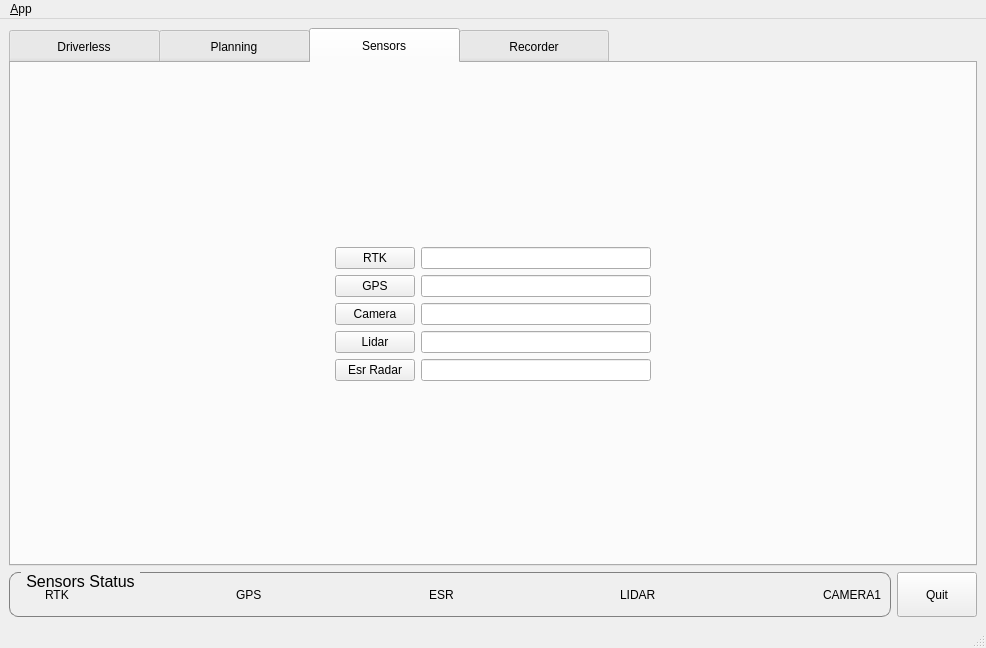
Old version of the form ui/main_window.ui in the repository CastielLiu/av_console.
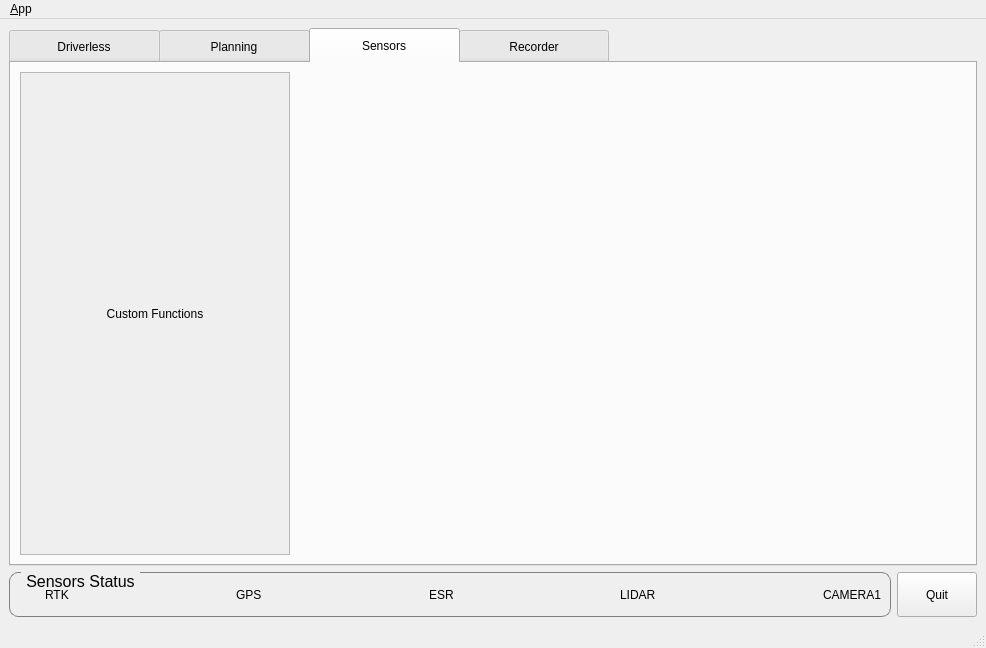
New version of the form. The open tabs and pages were chosen to show the change. Icons and pictures are not drawn. Custom widgets are drawn as their Qt base class.

```diff
--- a/ui/main_window.ui
+++ b/ui/main_window.ui
@@ -83,7 +83,7 @@
             <property name="title">
              <string>Logging</string>
             </property>
-            <layout class="QHBoxLayout" name="horizontalLayout_2">
+            <layout class="QVBoxLayout" name="verticalLayout_7">
              <item>
               <widget class="QListView" name="view_logging"/>
              </item>
@@ -925,231 +925,51 @@
        <attribute name="title">
         <string>Sensors</string>
        </attribute>
-       <layout class="QVBoxLayout" name="verticalLayout_7">
+       <layout class="QHBoxLayout" name="horizontalLayout_3" stretch="2,5">
         <item>
-         <spacer name="verticalSpacer_3">
-          <property name="orientation">
-           <enum>Qt::Vertical</enum>
+         <widget class="QScrollArea" name="scrollArea_customizeButtons">
+          <property name="widgetResizable">
+           <bool>true</bool>
           </property>
-          <property name="sizeHint" stdset="0">
-           <size>
-            <width>20</width>
-            <height>105</height>
-           </size>
-          </property>
-         </spacer>
-        </item>
-        <item>
-         <layout class="QHBoxLayout" name="horizontalLayout_8">
-          <item>
-           <spacer name="horizontalSpacer_3">
-            <property name="orientation">
-             <enum>Qt::Horizontal</enum>
-            </property>
-            <property name="sizeHint" stdset="0">
-             <size>
-              <width>40</width>
-              <height>20</height>
-             </size>
-            </property>
-           </spacer>
-          </item>
-          <item>
-           <layout class="QVBoxLayout" name="verticalLayout_6">
+          <widget class="QWidget" name="scrollAreaWidgetContents">
+           <property name="geometry">
+            <rect>
+             <x>0</x>
+             <y>0</y>
+             <width>267</width>
+             <height>471</height>
+            </rect>
+           </property>
+           <layout class="QVBoxLayout" name="verticalLayout_6" stretch="1,1000">
             <item>
-             <layout class="QHBoxLayout" name="horizontalLayout_7">
-              <item>
-               <widget class="QPushButton" name="pushButton_rtk">
-                <property name="minimumSize">
-                 <size>
-                  <width>0</width>
-                  <height>0</height>
-                 </size>
-                </property>
-                <property name="text">
-                 <string>RTK</string>
-                </property>
-                <property name="checkable">
-                 <bool>true</bool>
-                </property>
-               </widget>
-              </item>
-              <item>
-               <widget class="QLineEdit" name="lineEdit_rtk">
-                <property name="minimumSize">
-                 <size>
-                  <width>0</width>
-                  <height>0</height>
-                 </size>
-                </property>
-                <property name="text">
-                 <string/>
-                </property>
-                <property name="readOnly">
-                 <bool>false</bool>
-                </property>
-               </widget>
-              </item>
-             </layout>
+             <widget class="QLabel" name="label_18">
+              <property name="styleSheet">
+               <string notr="true">font: 12pt &quot;Sans Serif&quot; ;</string>
+              </property>
+              <property name="text">
+               <string>Custom Functions</string>
+              </property>
+              <property name="alignment">
+               <set>Qt::AlignCenter</set>
+              </property>
+             </widget>
             </item>
             <item>
-             <layout class="QHBoxLayout" name="horizontalLayout_3">
-              <item>
-               <widget class="QPushButton" name="pushButton_gps">
-                <property name="minimumSize">
-                 <size>
-                  <width>0</width>
-                  <height>0</height>
-                 </size>
-                </property>
-                <property name="text">
-                 <string>GPS</string>
-                </property>
-                <property name="checkable">
-                 <bool>true</bool>
-                </property>
-               </widget>
-              </item>
-              <item>
-               <widget class="QLineEdit" name="lineEdit_gps">
-                <property name="minimumSize">
-                 <size>
-                  <width>0</width>
-                  <height>0</height>
-                 </size>
-                </property>
-                <property name="readOnly">
-                 <bool>true</bool>
-                </property>
-               </widget>
-              </item>
-             </layout>
-            </item>
-            <item>
-             <layout class="QHBoxLayout" name="horizontalLayout_4">
-              <item>
-               <widget class="QPushButton" name="pushButton_camera">
-                <property name="minimumSize">
-                 <size>
-                  <width>0</width>
-                  <height>0</height>
-                 </size>
-                </property>
-                <property name="text">
-                 <string>Camera</string>
-                </property>
-                <property name="checkable">
-                 <bool>true</bool>
-                </property>
-               </widget>
-              </item>
-              <item>
-               <widget class="QLineEdit" name="lineEdit_camera">
-                <property name="minimumSize">
-                 <size>
-                  <width>0</width>
-                  <height>0</height>
-                 </size>
-                </property>
-                <property name="readOnly">
-                 <bool>true</bool>
-                </property>
-               </widget>
-              </item>
-             </layout>
-            </item>
-            <item>
-             <layout class="QHBoxLayout" name="horizontalLayout_5">
-              <item>
-               <widget class="QPushButton" name="pushButton_lidar">
-                <property name="minimumSize">
-                 <size>
-                  <width>0</width>
-                  <height>0</height>
-                 </size>
-                </property>
-                <property name="text">
-                 <string>Lidar</string>
-                </property>
-                <property name="checkable">
-                 <bool>true</bool>
-                </property>
-               </widget>
-              </item>
-              <item>
-               <widget class="QLineEdit" name="lineEdit_lidar">
-                <property name="minimumSize">
-                 <size>
-                  <width>0</width>
-                  <height>0</height>
-                 </size>
-                </property>
-                <property name="readOnly">
-                 <bool>true</bool>
-                </property>
-               </widget>
-              </item>
-             </layout>
-            </item>
-            <item>
-             <layout class="QHBoxLayout" name="horizontalLayout_6">
-              <item>
-               <widget class="QPushButton" name="pushButton_esrRadar">
-                <property name="minimumSize">
-                 <size>
-                  <width>0</width>
-                  <height>0</height>
-                 </size>
-                </property>
-                <property name="text">
-                 <string>Esr Radar</string>
-                </property>
-                <property name="checkable">
-                 <bool>true</bool>
-                </property>
-               </widget>
-              </item>
-              <item>
-               <widget class="QLineEdit" name="lineEdit_esrRadar">
-                <property name="minimumSize">
-                 <size>
-                  <width>0</width>
-                  <height>0</height>
-                 </size>
-                </property>
-                <property name="readOnly">
-                 <bool>true</bool>
-                </property>
-               </widget>
-              </item>
-             </layout>
+             <layout class="QVBoxLayout" name="customizeButtonsLayout"/>
             </item>
            </layout>
-          </item>
-          <item>
-           <spacer name="horizontalSpacer_4">
-            <property name="orientation">
-             <enum>Qt::Horizontal</enum>
-            </property>
-            <property name="sizeHint" stdset="0">
-             <size>
-              <width>40</width>
-              <height>20</height>
-             </size>
-            </property>
-           </spacer>
-          </item>
-         </layout>
+          </widget>
+         </widget>
         </item>
         <item>
-         <spacer name="verticalSpacer_4">
+         <spacer name="horizontalSpacer">
           <property name="orientation">
-           <enum>Qt::Vertical</enum>
+           <enum>Qt::Horizontal</enum>
           </property>
           <property name="sizeHint" stdset="0">
            <size>
-            <width>20</width>
-            <height>105</height>
+            <width>668</width>
+            <height>20</height>
            </size>
           </property>
          </spacer>
```
Left out of the diff: 67 changed lines with no effect on the pictures.
